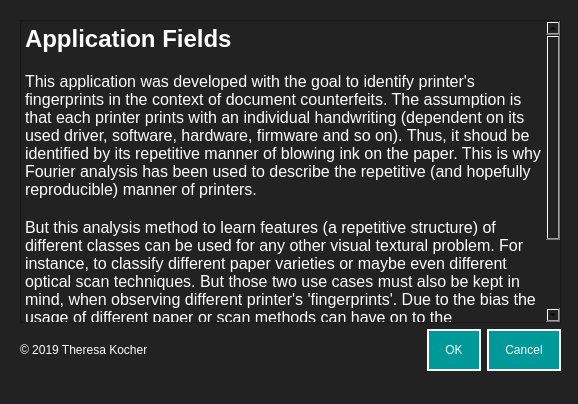
First picture: the form in design/dialog_applicationFields.ui, repository resa89/pridentifier, before the edit.
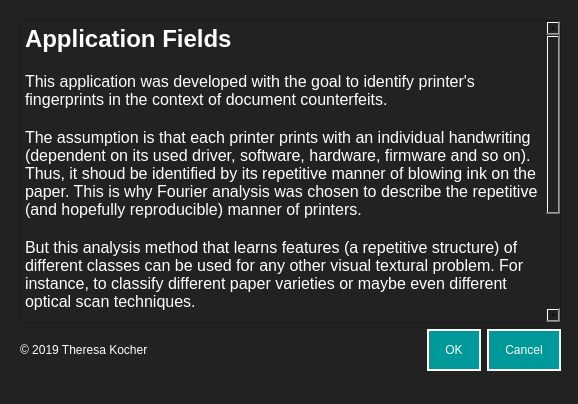
Second picture: the form after the edit.

```diff
--- a/design/dialog_applicationFields.ui
+++ b/design/dialog_applicationFields.ui
@@ -50,9 +50,13 @@
 &lt;/style&gt;&lt;/head&gt;&lt;body style=&quot; font-family:'Helvetica'; font-size:12pt; font-weight:400; font-style:normal;&quot;&gt;
 &lt;p style=&quot; margin-top:0px; margin-bottom:0px; margin-left:0px; margin-right:0px; -qt-block-indent:0; text-indent:0px;&quot;&gt;&lt;span style=&quot; font-size:18pt; font-weight:600;&quot;&gt;Application Fields&lt;/span&gt;&lt;/p&gt;
 &lt;p style=&quot;-qt-paragraph-type:empty; margin-top:0px; margin-bottom:0px; margin-left:0px; margin-right:0px; -qt-block-indent:0; text-indent:0px;&quot;&gt;&lt;br /&gt;&lt;/p&gt;
-&lt;p style=&quot; margin-top:0px; margin-bottom:0px; margin-left:0px; margin-right:0px; -qt-block-indent:0; text-indent:0px;&quot;&gt;This application was developed with the goal to identify printer's fingerprints in the context of document counterfeits. The assumption is that each printer prints with an individual handwriting (dependent on its used driver, software, hardware, firmware and so on). Thus, it shoud be identified by its repetitive manner of blowing ink on the paper. This is why Fourier analysis has been used to describe the repetitive (and hopefully reproducible) manner of printers.&lt;/p&gt;
+&lt;p style=&quot; margin-top:0px; margin-bottom:0px; margin-left:0px; margin-right:0px; -qt-block-indent:0; text-indent:0px;&quot;&gt;This application was developed with the goal to identify printer's fingerprints in the context of document counterfeits.&lt;/p&gt;
 &lt;p style=&quot;-qt-paragraph-type:empty; margin-top:0px; margin-bottom:0px; margin-left:0px; margin-right:0px; -qt-block-indent:0; text-indent:0px;&quot;&gt;&lt;br /&gt;&lt;/p&gt;
-&lt;p style=&quot; margin-top:0px; margin-bottom:0px; margin-left:0px; margin-right:0px; -qt-block-indent:0; text-indent:0px;&quot;&gt;But this analysis method to learn features (a repetitive structure) of different classes can be used for any other visual textural problem. For instance, to classify different paper varieties or maybe even different optical scan techniques. But those two use cases must also be kept in mind, when observing different printer's 'fingerprints'. Due to the bias the usage of different paper or scan methods can have on to the classification of printers. It is recommended to use the same paper and scan method for all printers or if different papers and scan methods are used, you should change paper type and scan method for every printer class often. So the analysis will not learn the scan or paper features instead of the printer's features.&lt;/p&gt;&lt;/body&gt;&lt;/html&gt;</string>
+&lt;p style=&quot; margin-top:0px; margin-bottom:0px; margin-left:0px; margin-right:0px; -qt-block-indent:0; text-indent:0px;&quot;&gt;The assumption is that each printer prints with an individual handwriting (dependent on its used driver, software, hardware, firmware and so on). Thus, it shoud be identified by its repetitive manner of blowing ink on the paper. This is why Fourier analysis was chosen to describe the repetitive (and hopefully reproducible) manner of printers.&lt;/p&gt;
+&lt;p style=&quot;-qt-paragraph-type:empty; margin-top:0px; margin-bottom:0px; margin-left:0px; margin-right:0px; -qt-block-indent:0; text-indent:0px;&quot;&gt;&lt;br /&gt;&lt;/p&gt;
+&lt;p style=&quot; margin-top:0px; margin-bottom:0px; margin-left:0px; margin-right:0px; -qt-block-indent:0; text-indent:0px;&quot;&gt;But this analysis method that learns features (a repetitive structure) of different classes can be used for any other visual textural problem. For instance, to classify different paper varieties or maybe even different optical scan techniques. &lt;/p&gt;
+&lt;p style=&quot;-qt-paragraph-type:empty; margin-top:0px; margin-bottom:0px; margin-left:0px; margin-right:0px; -qt-block-indent:0; text-indent:0px;&quot;&gt;&lt;br /&gt;&lt;/p&gt;
+&lt;p style=&quot; margin-top:0px; margin-bottom:0px; margin-left:0px; margin-right:0px; -qt-block-indent:0; text-indent:0px;&quot;&gt;But the structure properties of different paper and scan techniques must be kept in mind, when observing different printer's 'fingerprints' too. Due to the bias the usage of different paper or scan techniques have on the classification of printers. It is recommended to use the same paper and scan techniques for all printers. And if different papers and scan methods are used, you should change paper type and scan varieties for every printer class often. So the analysis will not learn the scan's or paper's features but only the printer's features.&lt;/p&gt;&lt;/body&gt;&lt;/html&gt;</string>
         </property>
        </widget>
       </item>
```
